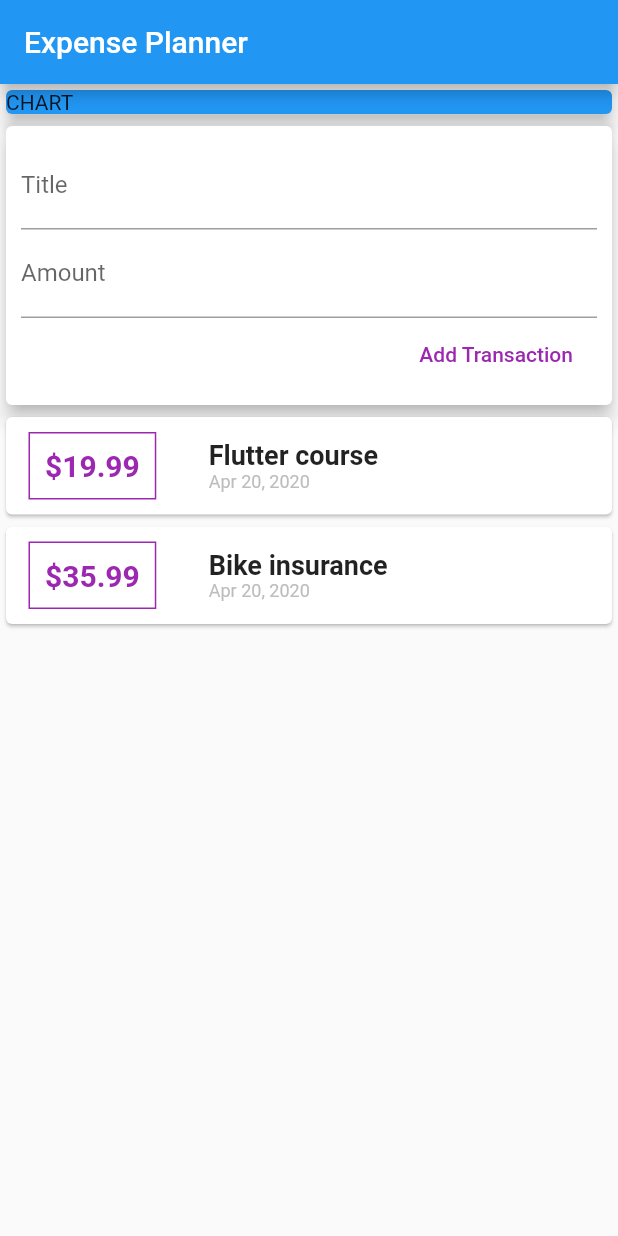
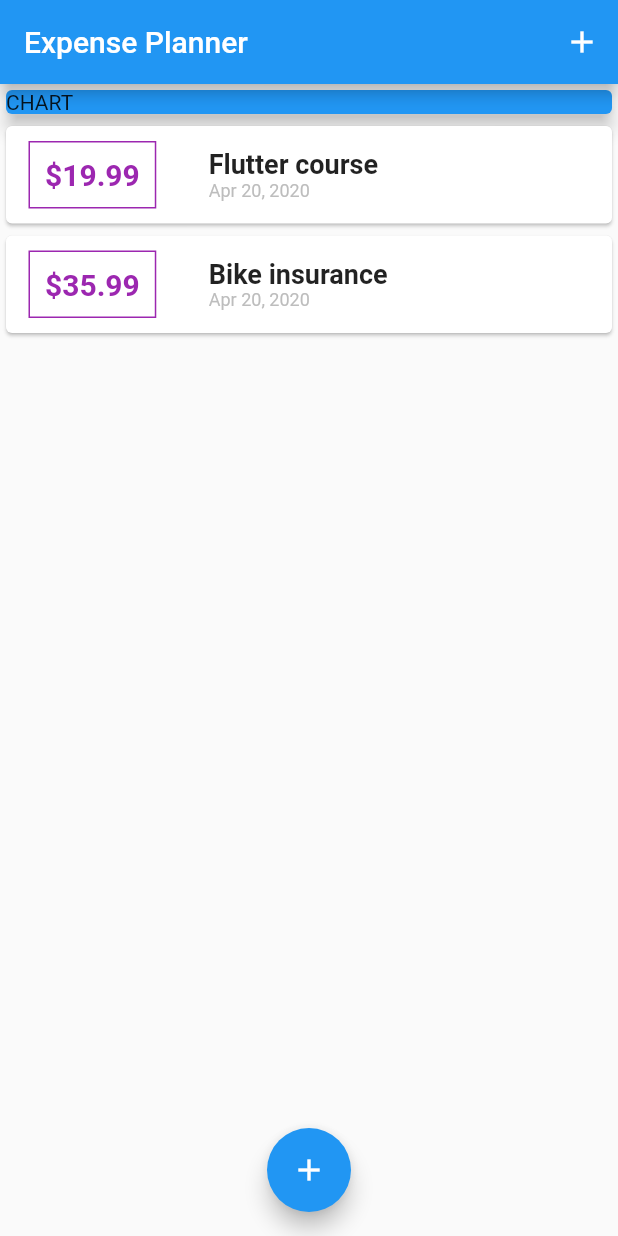
Before and after one commit to trance128/Expense-Planner, a Flutter app: the screen it shows after launch, on a phone screen of 412 x 824 dp. Run offline on Flutter 3.47's test engine with Material 2 defaults, Android fonts, the phone set to English and light mode, and no system bars.

Commit message:
Adding new Transaction is now a pop up rather than being done on home page

```diff
--- a/lib/main.dart
+++ b/lib/main.dart
@@ -1,10 +1,17 @@
 import 'package:flutter/material.dart';
 
-import './widgets/user_transactions.dart';
+import './widgets/new_transaction.dart';
+import './widgets/transaction_list.dart';
+import './models/transaction.dart';
 
 void main() => runApp(App());
 
-class App extends StatelessWidget {
+class App extends StatefulWidget {
+  @override
+  _AppState createState() => _AppState();
+}
+
+class _AppState extends State<App> {
   @override
   Widget build(BuildContext context) {
     return MaterialApp(
@@ -14,12 +21,58 @@ class App extends StatelessWidget {
   }
 }
 
-class MyHomePage extends StatelessWidget {
+class MyHomePage extends StatefulWidget {
+  @override
+  _MyHomePageState createState() => _MyHomePageState();
+}
+
+class _MyHomePageState extends State<MyHomePage> {
+  final List<Transaction> _userTransactions = [
+    Transaction(
+      id: "1",
+      title: "Flutter course",
+      amount: 19.99,
+      date: DateTime.now(),
+    ),
+    Transaction(
+      id: "2",
+      title: "Bike insurance",
+      amount: 35.99,
+      date: DateTime.now(),
+    ),
+  ];
+
+  void _addNewTransaction(String title, double amount) {
+    final newTx = Transaction(
+      title: title,
+      amount: amount,
+      date: DateTime.now(),
+      id: DateTime.now().toString(),
+    );
+
+    setState(() {
+      _userTransactions.add(newTx);
+    });
+  }
+
+  void _startAddNewTransaction(BuildContext context) {
+    showModalBottomSheet(
+        context: context,
+        builder: (bCtx) {
+          return NewTransaction(_addNewTransaction);
+        });
+  }
+
   @override
   Widget build(BuildContext context) {
     return Scaffold(
       appBar: AppBar(
         title: Text("Expense Planner"),
+        actions: <Widget>[
+          IconButton(
+              icon: Icon(Icons.add),
+              onPressed: () => _startAddNewTransaction(context)),
+        ],
       ),
       body: SingleChildScrollView(
         child: Column(
@@ -32,10 +85,15 @@ class MyHomePage extends StatelessWidget {
                 elevation: 5,
               ),
             ),
-            UserTransactions(),
+            TransactionList(_userTransactions),
           ],
         ),
       ),
+      floatingActionButton: FloatingActionButton(
+        child: Icon(Icons.add),
+        onPressed: () => _startAddNewTransaction(context),
+      ),
+      floatingActionButtonLocation: FloatingActionButtonLocation.centerFloat,
     );
   }
 }
--- a/lib/widgets/transaction_list.dart
+++ b/lib/widgets/transaction_list.dart
@@ -19,7 +19,7 @@ class TransactionList extends StatelessWidget {
               children: <Widget>[
                 Container(
                   child: Text(
-                    '\$${transactions[index].amount}',
+                    '\$${transactions[index].amount.toStringAsFixed(2)}',
                     style: TextStyle(
                       fontWeight: FontWeight.bold,
                       fontSize: 20,
--- a/lib/widgets/user_transactions.dart
+++ b/lib/widgets/user_transactions.dart
@@ -1,50 +1,29 @@
-import 'package:flutter/material.dart';
+/*
+Code has been refactored to no longer use This file.  I'm leaving
+it in just in case.
+*/
 
-import '../models/transaction.dart';
-import './new_transaction.dart';
-import './transaction_list.dart';
+// import 'package:flutter/material.dart';
 
-class UserTransactions extends StatefulWidget {
-  @override
-  _UserTransactionsState createState() => _UserTransactionsState();
-}
+// import '../models/transaction.dart';
+// import './new_transaction.dart';
+// import './transaction_list.dart';
 
-class _UserTransactionsState extends State<UserTransactions> {
-  final List<Transaction> _userTransactions = [
-    Transaction(
-      id: "1",
-      title: "Flutter course",
-      amount: 19.99,
-      date: DateTime.now(),
-    ),
-    Transaction(
-      id: "2",
-      title: "Bike insurance",
-      amount: 35.99,
-      date: DateTime.now(),
-    ),
-  ];
+// class UserTransactions extends StatefulWidget {
+//   @override
+//   _UserTransactionsState createState() => _UserTransactionsState();
+// }
 
-  void _addNewTransaction(String title, double amount) {
-    final newTx = Transaction(
-      title: title,
-      amount: amount,
-      date: DateTime.now(),
-      id: DateTime.now().toString(),
-    );
+// class _UserTransactionsState extends State<UserTransactions> {
 
-    setState(() {
-      _userTransactions.add(newTx);
-    });
-  }
 
-  @override
-  Widget build(BuildContext context) {
-    return Column(
-      children: <Widget>[
-        NewTransaction(_addNewTransaction),
-        TransactionList(_userTransactions),
-      ],
-    );
-  }
-}
+//   @override
+//   Widget build(BuildContext context) {
+//     return Column(
+//       children: <Widget>[
+//         NewTransaction(_addNewTransaction),
+//         TransactionList(_userTransactions),
+//       ],
+//     );
+//   }
+// }
```
Also changed, not shown: lib/widgets/new_transaction.dart (+29 -10 lines).
